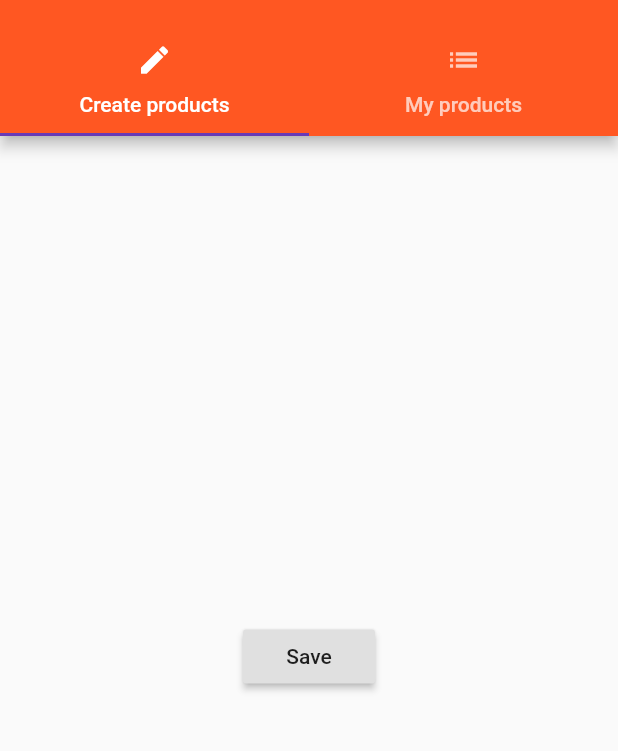
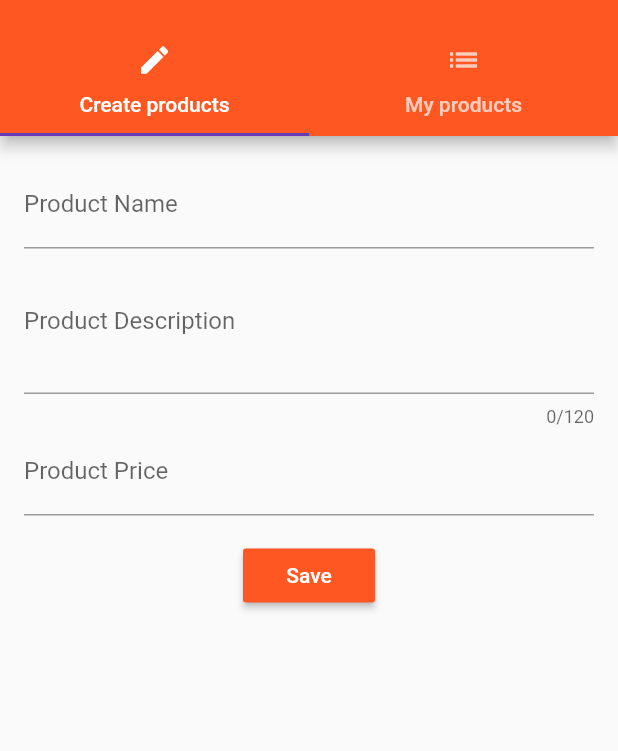
Before and after one commit to MemoryReload/FlutterTutorial, a Flutter app: the ProductManagePage screen opened by its route, on a phone screen of 412 x 824 dp, the part 59-810 px from its top. Run offline on Flutter 3.47's test engine with Material 2 defaults, Android fonts, the phone set to English and light mode, and no system bars.

Commit message:
add input fields and more

```diff
--- a/com_test_flutter_app/lib/main.dart
+++ b/com_test_flutter_app/lib/main.dart
@@ -21,7 +21,7 @@ class MyApp extends StatefulWidget {
 }
 class _MyAppState extends State<MyApp>{
 
-  List <Map<String,String>> _products = [];
+  List <Map<String,dynamic>> _products = [];
 
   @override
   Widget build(BuildContext context) {
@@ -33,9 +33,9 @@ class _MyAppState extends State<MyApp>{
           accentColor: Colors.deepPurple,
         ),
         routes: {
-          "/": (BuildContext context) => ProductsPage(_products,addProduct,deleteProduct),
+          "/": (BuildContext context) => ProductsPage(_products,deleteProduct),
           "/admin": (BuildContext contxt) =>
-                              ProductManagePage(),
+                              ProductManagePage(addProduct),
         },
         onGenerateRoute: (RouteSettings settings){
           List<String> pathElements = settings.name.split("/");
@@ -57,10 +57,10 @@ class _MyAppState extends State<MyApp>{
         );
   }
 
-  void addProduct() {
+  void addProduct(Map<String,dynamic> product) {
     setState(() {
       _products
-          .add({"title": "Advanced food tester", "image": "assets/food.jpg"});
+          .add(product);
     });
   }
 
--- a/com_test_flutter_app/lib/pages/products_admin.dart
+++ b/com_test_flutter_app/lib/pages/products_admin.dart
@@ -4,6 +4,9 @@ import './products_list.dart';
 import './products_edit.dart';
 
 class ProductManagePage extends StatelessWidget {
+  final Function addProduct;
+
+  ProductManagePage(this.addProduct);
   @override
   Widget build(BuildContext context) {
     return DefaultTabController(
@@ -30,14 +33,20 @@ class ProductManagePage extends StatelessWidget {
           title: Text("Product Manage"),
           bottom: TabBar(
             tabs: <Widget>[
-              Tab(text: "Create products",icon: Icon(Icons.create),),
-              Tab(text: "My products",icon:Icon(Icons.list) ,),
+              Tab(
+                text: "Create products",
+                icon: Icon(Icons.create),
+              ),
+              Tab(
+                text: "My products",
+                icon: Icon(Icons.list),
+              ),
             ],
           ),
         ),
         body: TabBarView(
           children: <Widget>[
-            ProductsEditPage(),
+            ProductsEditPage(addProduct),
             ProductsListPage(),
           ],
         ),
--- a/com_test_flutter_app/lib/pages/products_edit.dart
+++ b/com_test_flutter_app/lib/pages/products_edit.dart
@@ -1,16 +1,59 @@
 import 'package:flutter/material.dart';
 
-class ProductsEditPage extends StatelessWidget {
+class ProductsEditPage extends StatefulWidget {
+
+  final Function addProduct;
+  ProductsEditPage(this.addProduct);
+
+  @override
+  State<StatefulWidget> createState() {
+    return _ProductsEditPageState();
+  }
+}
+
+class _ProductsEditPageState extends State<ProductsEditPage> {
+  String _productName = "";
+  String _productDescription = "";
+  double _productPrice = 0.0;
+
   @override
   Widget build(BuildContext context) {
     return Container(
-      child: Center(
-        child: RaisedButton(
-          child: Text("Save"),
-          onPressed: () => showModalBottomSheet(
-              context: context, builder: (BuildContext context) => Center(child: Text("This is a Modal!"),)),
-        ),
-      ),
-    );
+        padding: EdgeInsets.all(16),
+        child: Column(
+          children: <Widget>[
+            TextField(
+              decoration: InputDecoration(labelText: "Product Name"),
+              onChanged: (String text) {
+                _productName = text;
+              },
+            ),
+            TextField(
+                maxLengthEnforced: true,
+                maxLength: 120,
+                maxLines: 3,
+                decoration: InputDecoration(labelText: "Product Description"),
+                onChanged: (String text) {
+                  _productDescription = text;
+                }),
+            TextField(
+                keyboardType: TextInputType.number,
+                decoration: InputDecoration(labelText: "Product Price"),
+                onChanged: (String text) {
+                  _productPrice = double.parse(text);
+                }),
+                SizedBox(height: 16,),
+                RaisedButton(color: Theme.of(context).primaryColor, textColor: Colors.white ,child: Text("Save"), onPressed: (){
+                  Map <String, dynamic> product = {
+                    "title":_productName,
+                    "description":_productDescription,
+                    "price":_productPrice,
+                    "image":"assets/food.jpg"
+                  };
+                  widget.addProduct(product);
+                  Navigator.pushReplacementNamed(context, "/");
+                },)
+          ],
+        ));
   }
 }
--- a/com_test_flutter_app/lib/products.dart
+++ b/com_test_flutter_app/lib/products.dart
@@ -1,7 +1,7 @@
 import 'package:flutter/material.dart';
 
 class Products extends StatelessWidget {
-  final List<Map<String, String>> products;
+  final List<Map<String, dynamic>> products;
   final Function deleteProduct;
 
   Products([this.products = const [],this.deleteProduct]);
```
Also changed, not shown: com_test_flutter_app/lib/pages/products.dart (+3 -4 lines), com_test_flutter_app/lib/products_control.dart (deleted, +0 -26 lines), com_test_flutter_app/lib/products_manager.dart (+2 -5 lines).
